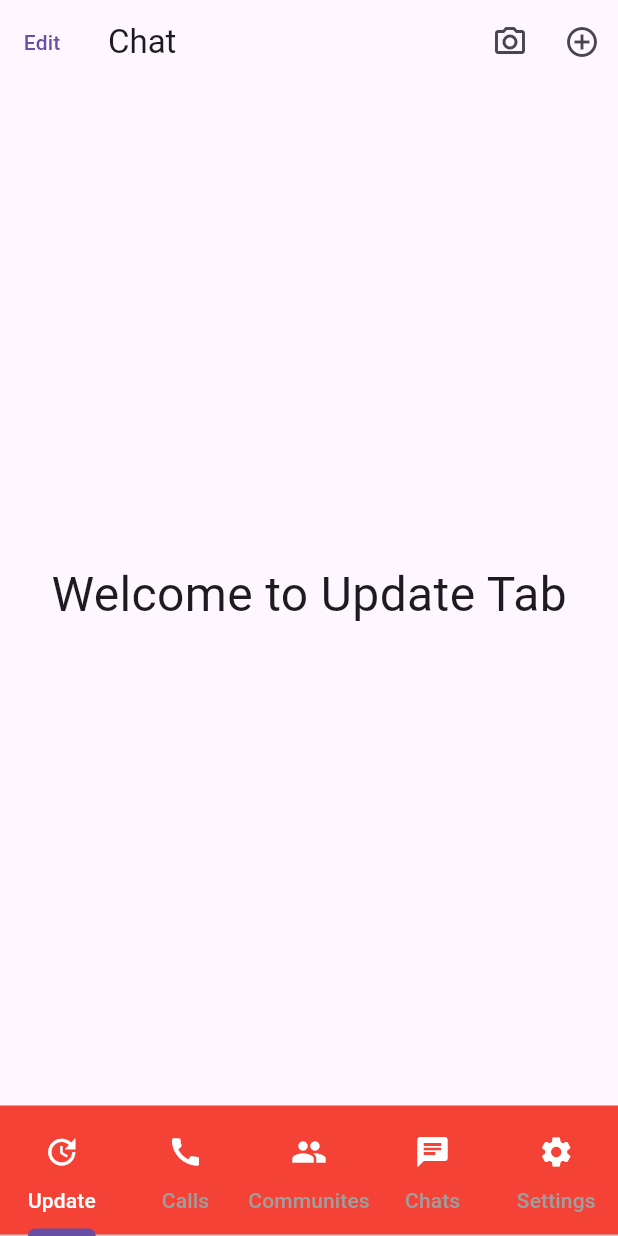
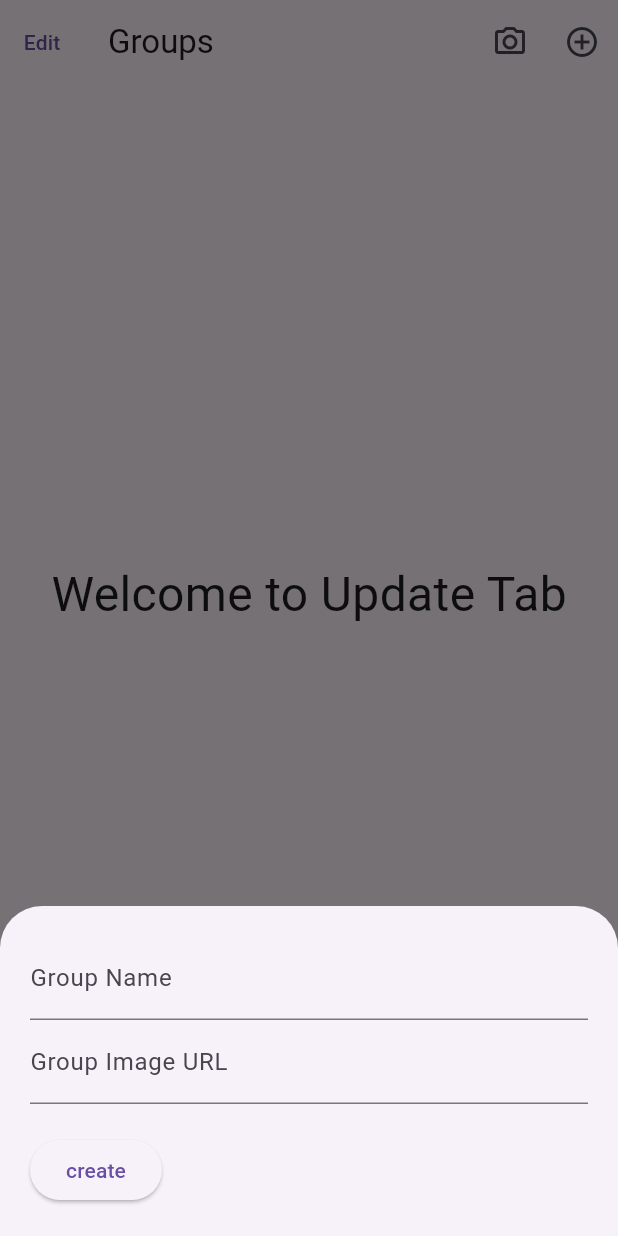
Before and after one commit to aboud-masoud/whatsapp, a Flutter app: the MainView screen opened directly, after a tap on the "add circle outline" icon, on a phone screen of 412 x 824 dp. Run offline on Flutter 3.47's test engine with Material 3 defaults, Android fonts, the phone set to English and light mode, and no system bars; our stand-ins replace cloud_firestore, firebase_auth, firebase_core, ionicons; accounts and stored records are empty.

Commit message:
change to groups

```diff
--- a/lib/login_screen.dart
+++ b/lib/login_screen.dart
@@ -45,7 +45,7 @@ class _LoginScreenState extends State<LoginScreen> {
                 height: 50,
                 child: ElevatedButton(
                     onPressed: () async {
-                      final x = await MyFirebaseAuth()
+                      final x = await MyFirebaseAuth
                           .signIn(context: context, email: emailField.text, password: passwordField.text);
 
                       if (x != null) {
--- a/lib/main_view.dart
+++ b/lib/main_view.dart
@@ -1,5 +1,6 @@
 import 'package:flutter/material.dart';
-import 'package:whatsapp/widgets/chat_view.dart';
+import 'package:whatsapp/utils/firebase_firestore.dart';
+import 'package:whatsapp/widgets/groups_view.dart';
 
 class MainView extends StatefulWidget {
   const MainView({super.key});
@@ -19,7 +20,7 @@ class _MainViewState extends State<MainView> {
             child: const Text("Edit"),
             onPressed: () {},
           ),
-          title: const Text("Chat"),
+          title: const Text("Groups"),
           actions: [
             IconButton(
               icon: const Icon(Icons.camera_alt_outlined),
@@ -27,29 +28,31 @@ class _MainViewState extends State<MainView> {
             ),
             IconButton(
               icon: const Icon(Icons.add_circle_outline_sharp),
-              onPressed: () {},
+              onPressed: () {
+                MyFirebaseFirestore().createNewGroup(context);
+              },
             ),
           ],
         ),
-        body: TabBarView(
+        body: const TabBarView(
           children: [
-            const Center(
+            Center(
                 child: Text(
               'Welcome to Update Tab',
               style: TextStyle(fontSize: 32),
             )),
-            const Center(
+            Center(
                 child: Text(
               'Welcome to calls Tab',
               style: TextStyle(fontSize: 32),
             )),
-            const Center(
+            Center(
                 child: Text(
               'Welcome to Communities Tab',
               style: TextStyle(fontSize: 32),
             )),
-            ChatView(),
-            const Center(
+            GroupsView(),
+            Center(
                 child: Text(
               'Welcome to Settings Tab',
               style: TextStyle(fontSize: 32),
@@ -90,7 +93,7 @@ class _MainViewState extends State<MainView> {
                   iconMargin: EdgeInsets.only(bottom: 10.0),
                 ),
                 Tab(
-                  text: 'Chats',
+                  text: 'Groups',
                   icon: Icon(
                     Icons.chat,
                     color: Colors.white,
--- a/lib/model/contact.dart
+++ b/lib/model/contact.dart
@@ -1,8 +1,6 @@
 class Contact {
   final String image;
   final String name;
-  final String desc;
-  final String date;
 
-  Contact({required this.image, required this.name, required this.desc, required this.date});
+  Contact({required this.image, required this.name});
 }
--- /dev/null
+++ b/lib/utils/firebase_firestore.dart
@@ -0,0 +1,46 @@
+import 'package:cloud_firestore/cloud_firestore.dart';
+import 'package:flutter/material.dart';
+
+class MyFirebaseFirestore {
+  final CollectionReference groupsCollection = FirebaseFirestore.instance.collection('groups');
+
+  Future<void> createNewGroup(BuildContext context) async {
+    TextEditingController controllerName = TextEditingController();
+    TextEditingController controllerImage = TextEditingController();
+
+    await showModalBottomSheet(
+        isScrollControlled: true,
+        context: context,
+        builder: (BuildContext ctx) {
+          return Padding(
+            padding: EdgeInsets.only(top: 20, left: 20, right: 20, bottom: MediaQuery.of(ctx).viewInsets.bottom + 20),
+            child: Column(
+              mainAxisSize: MainAxisSize.min,
+              crossAxisAlignment: CrossAxisAlignment.start,
+              children: [
+                TextField(
+                  controller: controllerName,
+                  decoration: const InputDecoration(labelText: 'Group Name'),
+                ),
+                TextField(
+                  controller: controllerImage,
+                  decoration: const InputDecoration(labelText: 'Group Image URL'),
+                ),
+                const SizedBox(
+                  height: 20,
+                ),
+                ElevatedButton(
+                  child: const Text('create'),
+                  onPressed: () async {
+                    if (controllerName.text.isNotEmpty && controllerImage.text.isNotEmpty) {
+                      await groupsCollection.add({"name": controllerName.text, "image": controllerImage.text});
+                      Navigator.of(context).pop();
+                    }
+                  },
+                )
+              ],
+            ),
+          );
+        });
+  }
+}
```
Also changed, not shown: lib/utils/firebase_auth.dart (+0 -10 lines), lib/widgets/chat_view.dart (deleted, +0 -122 lines), lib/widgets/contact_tile.dart (+3 -14 lines), lib/widgets/groups_view.dart (added, +73 -0 lines).
